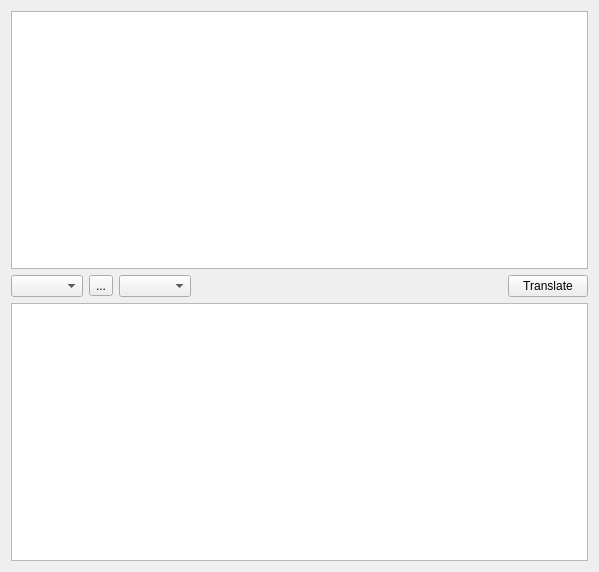
This is src/mainwindow.ui in georgyfarniev/litetran-qt as Qt 5 draws it before an edit. The edited form follows.
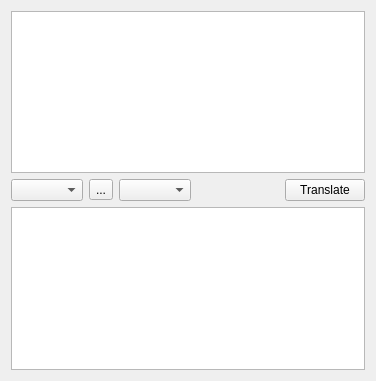
This is the edited form. Icons and pictures are not drawn.

Commit message: add defailed about dialog (can be extended via html)

The edit to the form file:
```diff
--- a/src/mainwindow.ui
+++ b/src/mainwindow.ui
@@ -6,8 +6,8 @@
    <rect>
     <x>0</x>
     <y>0</y>
-    <width>599</width>
-    <height>572</height>
+    <width>376</width>
+    <height>381</height>
    </rect>
   </property>
   <property name="windowTitle">
```
The commit also changes 3 other files.
